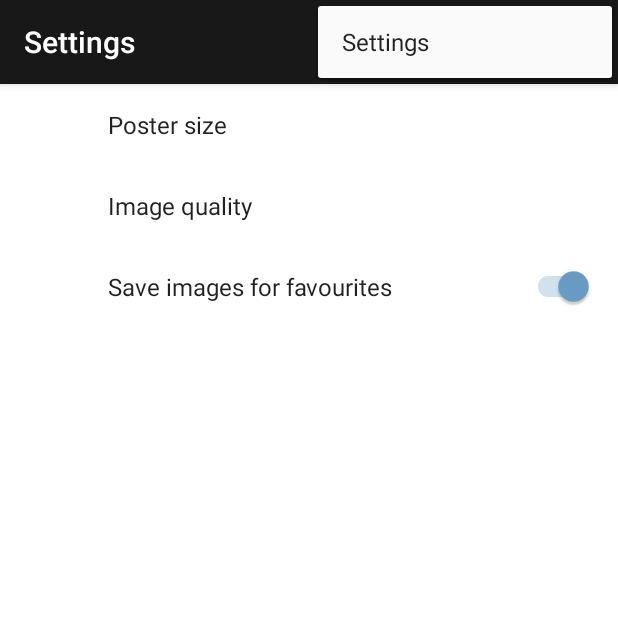
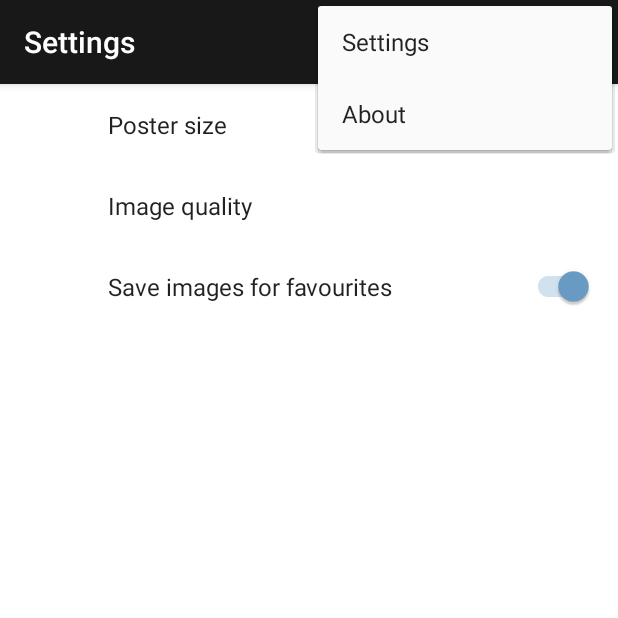
Before and after one commit to Vladimir-Markovic/MovieBrowser, an Android app: the fragment SettingsFragment placed in its activity, with the options menu open, on a phone screen of 412 x 824 dp, the top half of it. Run offline under Robolectric (Android 15) with nearby library versions, the phone set to English and light mode, and no system bars; our stand-ins replace ButterKnife, androidx.preference; libraries missing offline, so code that uses them is left out: com.squareup.okhttp; pictures from the network do not load; 6 statements that could not run were skipped.

```diff
--- a/app/src/main/res/layout/spinner_item.xml
+++ b/app/src/main/res/layout/spinner_item.xml
@@ -8,7 +8,6 @@
     android:paddingEnd="@dimen/gap_s"
     android:paddingTop="@dimen/gap_xs"
     android:paddingBottom="@dimen/gap_xs"
-    android:textAlignment="center"
     android:textColor="@color/colorGray"
     android:textSize="@dimen/text_size_s"
     />
--- a/app/src/main/res/menu/menu_activity_main.xml
+++ b/app/src/main/res/menu/menu_activity_main.xml
@@ -7,4 +7,9 @@
         android:orderInCategory="100"
         android:title="@string/action_settings"
         app:showAsAction="never"/>
+    <item
+        android:id="@+id/action_about"
+        android:orderInCategory="120"
+        android:title="@string/action_about"
+        app:showAsAction="never"/>
 </menu>
--- a/app/src/main/res/values/dimens.xml
+++ b/app/src/main/res/values/dimens.xml
@@ -26,4 +26,6 @@
 
     <dimen name="half_poster_spacing">4dp</dimen>
 
+    <dimen name="snack_icon_padding">16dp</dimen>
+
 </resources>
--- a/app/src/main/res/values/strings.xml
+++ b/app/src/main/res/values/strings.xml
@@ -2,14 +2,16 @@
 
     <string name="app_name">Movie Browser</string>
     <string name="action_settings">Settings</string>
+    <string name="action_about">About</string>
     <string name="poster_content_description">Movie poster</string>
 
     <string name="title_details">Movie Details</string>
-    <string name="title_settings">Settings</string>
+    <string name="title_settings">@string/action_settings</string>
     <string name="share_movie">Share Movie</string>
     <string name="share_movie_subject">Checkout this great movie!</string>
 
     <string name="votes">votes</string>
+    <string name="dismiss">Dismiss</string>
 
     <string name="error_details_missing">There are no movie details to display</string>
     <string name="error_storing_favourite">Error in movie data. Cannot store to favourite.</string>
@@ -33,4 +35,7 @@
 
     <string name="shared_element_image" translatable="false">shared_element_image</string>
 
+    <string name="tmdb_attribution">This product uses the TMDb API but is not endorsed or certified
+        by TMDb.</string>
+
 </resources>
```
Also changed, not shown: app/src/main/java/com/humaneapps/popularmovies/MainActivity.java (+77 -29 lines), app/src/main/res/drawable/ic_tmdb.png (added).
